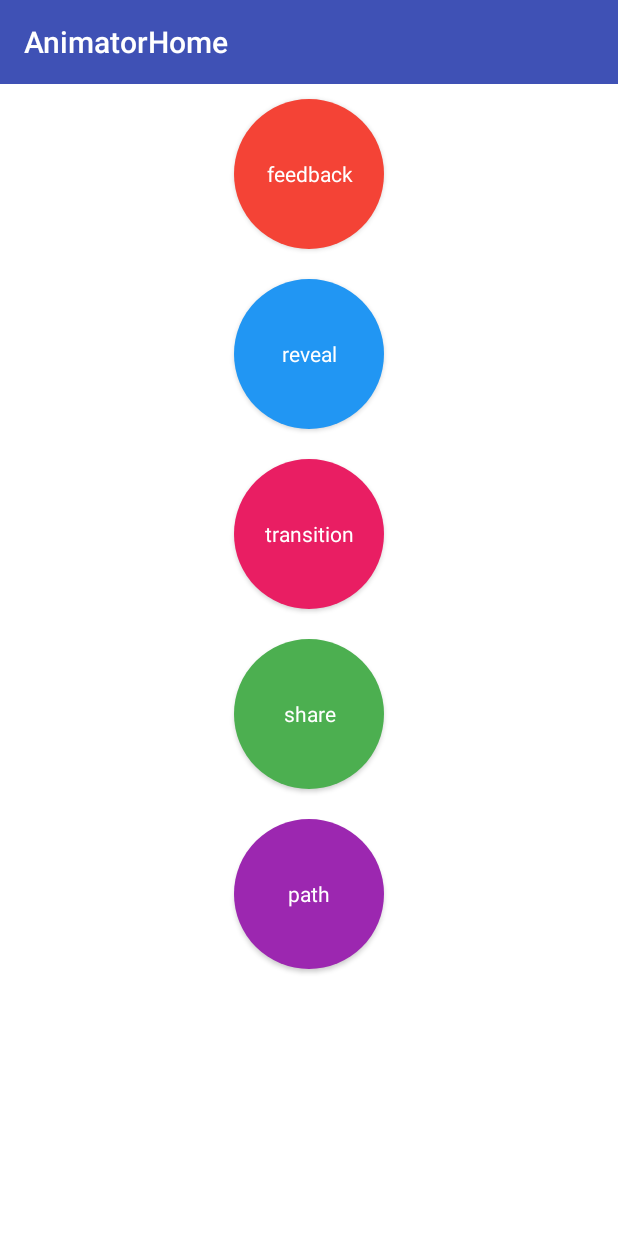
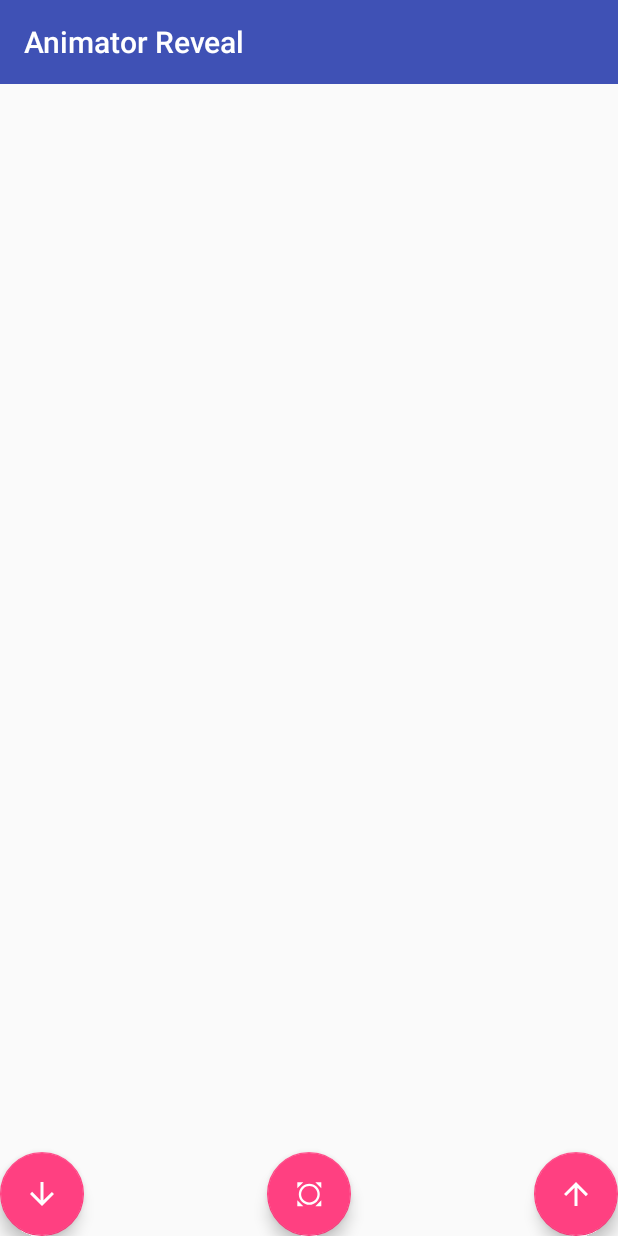
Before and after one commit to huangshouguo/MaterialDesignStudy, an Android app: the AnimatorHomeActivity screen opened directly, with no data from a screen before it, after a tap on "reveal", on a phone screen of 412 x 824 dp. Run offline under Robolectric (Android 15) with nearby library versions, the phone set to English and light mode, and no system bars.

Commit message:
add reveal animator

```diff
--- a/app/src/main/AndroidManifest.xml
+++ b/app/src/main/AndroidManifest.xml
@@ -23,7 +23,11 @@
         <activity android:name=".component.ComponentHomeActivity" />
         <activity android:name=".animator.AnimatorHomeActivity" />
         <activity android:name=".apply.ApplyHomeActivity" />
-        <activity android:name=".animator.AnimatorFeedbackActivity"></activity>
+        <activity android:name=".animator.AnimatorFeedbackActivity" />
+        <activity android:name=".animator.AnimatorRevealActivity" />
+        <activity
+            android:name=".animator.AnimatorReveal2Activity"
+            android:theme="@style/AppTheme.NoAnimator"/>
     </application>
 
 </manifest>
--- a/app/src/main/java/com/example/hsg/meterialdesignstudy/BaseActivity.java
+++ b/app/src/main/java/com/example/hsg/meterialdesignstudy/BaseActivity.java
@@ -1,10 +1,10 @@
 package com.example.hsg.meterialdesignstudy;
 
-import android.support.v7.app.AppCompatActivity;
+import android.app.Activity;
 
 /**
  * Created by hsg on 7/12/17.
  */
 
-public class BaseActivity extends AppCompatActivity {
+public class BaseActivity extends Activity {
 }
--- a/app/src/main/java/com/example/hsg/meterialdesignstudy/animator/AnimatorHomeActivity.java
+++ b/app/src/main/java/com/example/hsg/meterialdesignstudy/animator/AnimatorHomeActivity.java
@@ -34,6 +34,7 @@ public class AnimatorHomeActivity extends BaseActivity implements View.OnClickLi
                 AnimatorFeedbackActivity.startAction(this);
                 break;
             case R.id.btn_reveal:
+                AnimatorRevealActivity.startAction(this);
                 break;
             case R.id.btn_transition:
                 break;
--- /dev/null
+++ b/app/src/main/java/com/example/hsg/meterialdesignstudy/animator/AnimatorRevealActivity.java
@@ -0,0 +1,89 @@
+package com.example.hsg.meterialdesignstudy.animator;
+
+import android.animation.Animator;
+import android.content.Context;
+import android.content.Intent;
+import android.os.Bundle;
+import android.view.View;
+import android.view.ViewAnimationUtils;
+
+import com.example.hsg.meterialdesignstudy.BaseActivity;
+import com.example.hsg.meterialdesignstudy.R;
+
+public class AnimatorRevealActivity extends BaseActivity implements View.OnClickListener {
+
+    private View actionView;
+
+
+    public static void startAction(Context context) {
+        Intent intent = new Intent(context, AnimatorRevealActivity.class);
+        context.startActivity(intent);
+    }
+
+
+    @Override
+    protected void onCreate(Bundle savedInstanceState) {
+        super.onCreate(savedInstanceState);
+        setContentView(R.layout.activity_animator_reveal);
+        findViewById(R.id.fab_down).setOnClickListener(this);
+        findViewById(R.id.fab_up).setOnClickListener(this);
+        findViewById(R.id.fab_out).setOnClickListener(this);
+
+        this.actionView = findViewById(R.id.view_action);
+    }
+
+    @Override
+    public void onClick(View view) {
+        int cx = (view.getLeft() + view.getRight()) / 2;
+        int cy = (view.getTop() + view.getBottom()) / 2;
+
+        switch (view.getId()) {
+            case R.id.fab_up:
+                startRevealAnimator(cx, cy, true);
+                break;
+            case R.id.fab_down:
+                startRevealAnimator(cx, cy, false);
+                break;
+            case R.id.fab_out:
+                AnimatorReveal2Activity.startAction(this, cx, cy);
+                break;
+        }
+    }
+
+
+    private void startRevealAnimator(int centerX, int centerY, boolean isReveal) {
+        this.actionView.setVisibility(View.VISIBLE);
+        //勾股定理 计算半径
+        double radius = Math.hypot(centerX, centerY);
+
+        float startRadius = isReveal ? 0 : (float) radius;
+        float endRadius = isReveal ? (float) radius : 0;
+
+        final Animator animator = ViewAnimationUtils.createCircularReveal(this.actionView, centerX, centerY, startRadius, endRadius);
+
+        if (!isReveal) {
+            animator.addListener(new Animator.AnimatorListener() {
+                @Override
+                public void onAnimationStart(Animator animator) {
+
+                }
+
+                @Override
+                public void onAnimationEnd(Animator animator) {
+                    actionView.setVisibility(View.GONE);
+                }
+
+                @Override
+                public void onAnimationCancel(Animator animator) {
+
+                }
+
+                @Override
+                public void onAnimationRepeat(Animator animator) {
+
+                }
+            });
+        }
+        animator.setDuration(1000).start();
+    }
+}
--- /dev/null
+++ b/app/src/main/res/drawable/ic_all_out_black_24dp.xml
@@ -0,0 +1,9 @@
+<vector xmlns:android="http://schemas.android.com/apk/res/android"
+        android:width="24dp"
+        android:height="24dp"
+        android:viewportWidth="24.0"
+        android:viewportHeight="24.0">
+    <path
+        android:pathData="M16.21,4.16l4,4v-4zM20.21,16.16l-4,4h4zM8.21,20.16l-4,-4v4zM4.21,8.16l4,-4h-4zM17.16,7.21c-2.73,-2.73 -7.17,-2.73 -9.9,0s-2.73,7.17 0,9.9 7.17,2.73 9.9,0 2.73,-7.16 0,-9.9zM16.06,16.01c-2.13,2.13 -5.57,2.13 -7.7,0s-2.13,-5.57 0,-7.7 5.57,-2.13 7.7,0 2.13,5.57 0,7.7z"
+        android:fillColor="#FFFF"/>
+</vector>
--- /dev/null
+++ b/app/src/main/res/drawable/ic_arrow_downward_black_24dp.xml
@@ -0,0 +1,9 @@
+<vector xmlns:android="http://schemas.android.com/apk/res/android"
+        android:width="24dp"
+        android:height="24dp"
+        android:viewportWidth="24.0"
+        android:viewportHeight="24.0">
+    <path
+        android:pathData="M20,12l-1.41,-1.41L13,16.17V4h-2v12.17l-5.58,-5.59L4,12l8,8 8,-8z"
+        android:fillColor="#FFFF"/>
+</vector>
--- /dev/null
+++ b/app/src/main/res/drawable/ic_arrow_upward_black_24dp.xml
@@ -0,0 +1,9 @@
+<vector xmlns:android="http://schemas.android.com/apk/res/android"
+        android:width="24dp"
+        android:height="24dp"
+        android:viewportWidth="24.0"
+        android:viewportHeight="24.0">
+    <path
+        android:fillColor="#FFFF"
+        android:pathData="M4,12l1.41,1.41L11,7.83V20h2V7.83l5.58,5.59L20,12l-8,-8 -8,8z"/>
+</vector>
--- /dev/null
+++ b/app/src/main/res/drawable/ripple_child.xml
@@ -0,0 +1,6 @@
+<?xml version="1.0" encoding="utf-8"?>
+<ripple xmlns:android="http://schemas.android.com/apk/res/android"
+    android:color="@color/color_red">
+
+    <item android:drawable="@color/color_blue" />
+</ripple>
--- /dev/null
+++ b/app/src/main/res/layout/activity_animator_reveal.xml
@@ -0,0 +1,50 @@
+<?xml version="1.0" encoding="utf-8"?>
+<LinearLayout xmlns:android="http://schemas.android.com/apk/res/android"
+    xmlns:app="http://schemas.android.com/apk/res-auto"
+    android:layout_width="match_parent"
+    android:layout_height="match_parent"
+    android:orientation="vertical">
+
+    <android.support.v7.widget.Toolbar
+        style="@style/ToolbarStyle"
+        app:title="Animator Reveal" />
+
+
+    <RelativeLayout
+        android:layout_width="match_parent"
+        android:layout_height="match_parent">
+
+
+        <View
+            android:id="@+id/view_action"
+            android:layout_width="match_parent"
+            android:layout_height="match_parent"
+            android:background="@color/color_blue"
+            android:visibility="gone" />
+
+
+        <android.support.design.widget.FloatingActionButton
+            android:id="@+id/fab_down"
+            android:layout_width="wrap_content"
+            android:layout_height="wrap_content"
+            android:layout_alignParentBottom="true"
+            android:src="@drawable/ic_arrow_downward_black_24dp" />
+
+        <android.support.design.widget.FloatingActionButton
+            android:id="@+id/fab_out"
+            android:layout_width="wrap_content"
+            android:layout_height="wrap_content"
+            android:layout_alignParentBottom="true"
+            android:layout_centerHorizontal="true"
+            android:src="@drawable/ic_all_out_black_24dp" />
+
+        <android.support.design.widget.FloatingActionButton
+            android:id="@+id/fab_up"
+            android:layout_width="wrap_content"
+            android:layout_height="wrap_content"
+            android:layout_alignParentBottom="true"
+            android:layout_alignParentRight="true"
+            android:src="@drawable/ic_arrow_upward_black_24dp" />
+    </RelativeLayout>
+
+</LinearLayout>
--- a/app/src/main/res/values/styles.xml
+++ b/app/src/main/res/values/styles.xml
@@ -8,11 +8,11 @@
         <item name="colorAccent">@color/colorAccent</item>
     </style>
 
-    <style name="AppTheme.NoAnimator" parent="Theme.AppCompat.Light.NoActionBar">
-        <!-- Customize your theme here. -->
-        <item name="colorPrimary">@color/colorPrimary</item>
-        <item name="colorPrimaryDark">@color/colorPrimaryDark</item>
-        <item name="colorAccent">@color/colorAccent</item>
+    <style name="AppTheme.NoAnimator" parent="AppTheme">
+        <item name="android:windowAnimationStyle">@null</item>
+        <item name="android:windowBackground">@android:color/transparent</item>
+        <item name="android:colorBackgroundCacheHint">@null</item>
+        <item name="android:windowIsTranslucent">true</item>
     </style>
 
     <style name="ToolbarStyle" parent="AppTheme">
```
Also changed, not shown: app/src/main/java/com/example/hsg/meterialdesignstudy/animator/AnimatorReveal2Activity.java (added, +89 -0 lines), app/src/main/res/layout/activity_animator_feedback.xml (+19 -3 lines), app/src/main/res/layout/activity_animator_reveal2.xml (added, +16 -0 lines), app/src/main/res/values-v21/styles.xml (+0 -7 lines).
